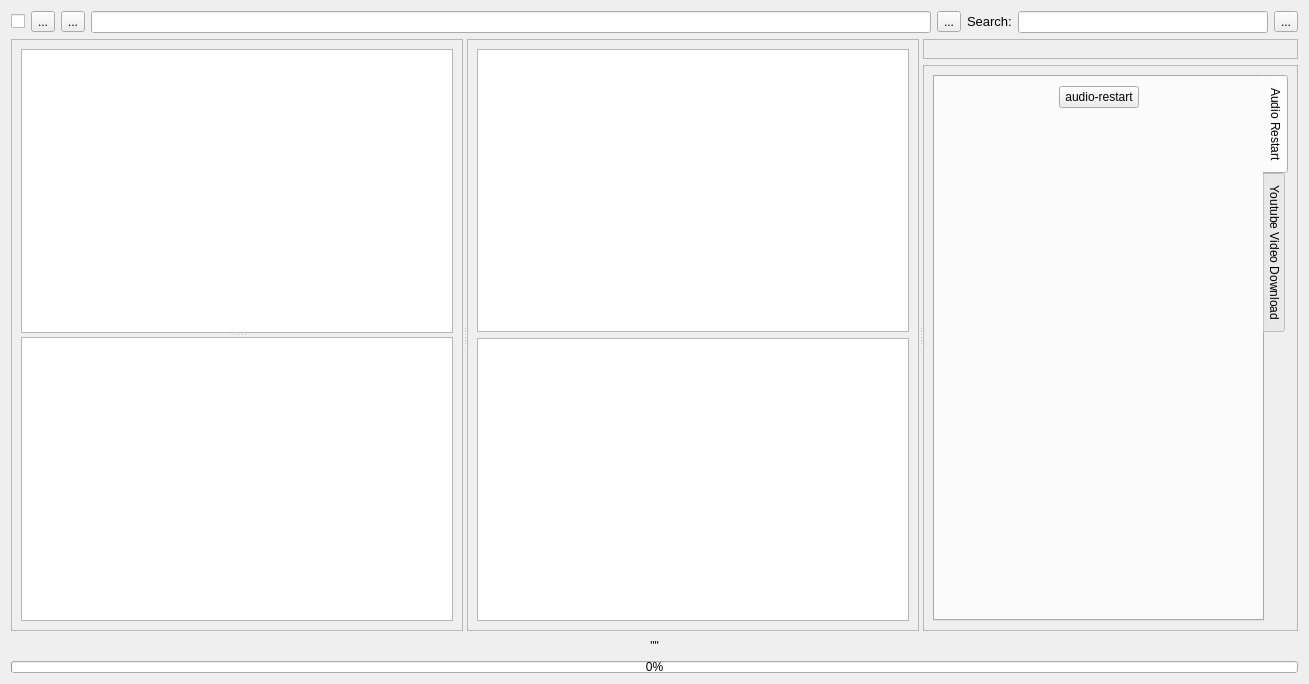
Old version of the form files_4.ui in the repository aumanimationstudios/Files.
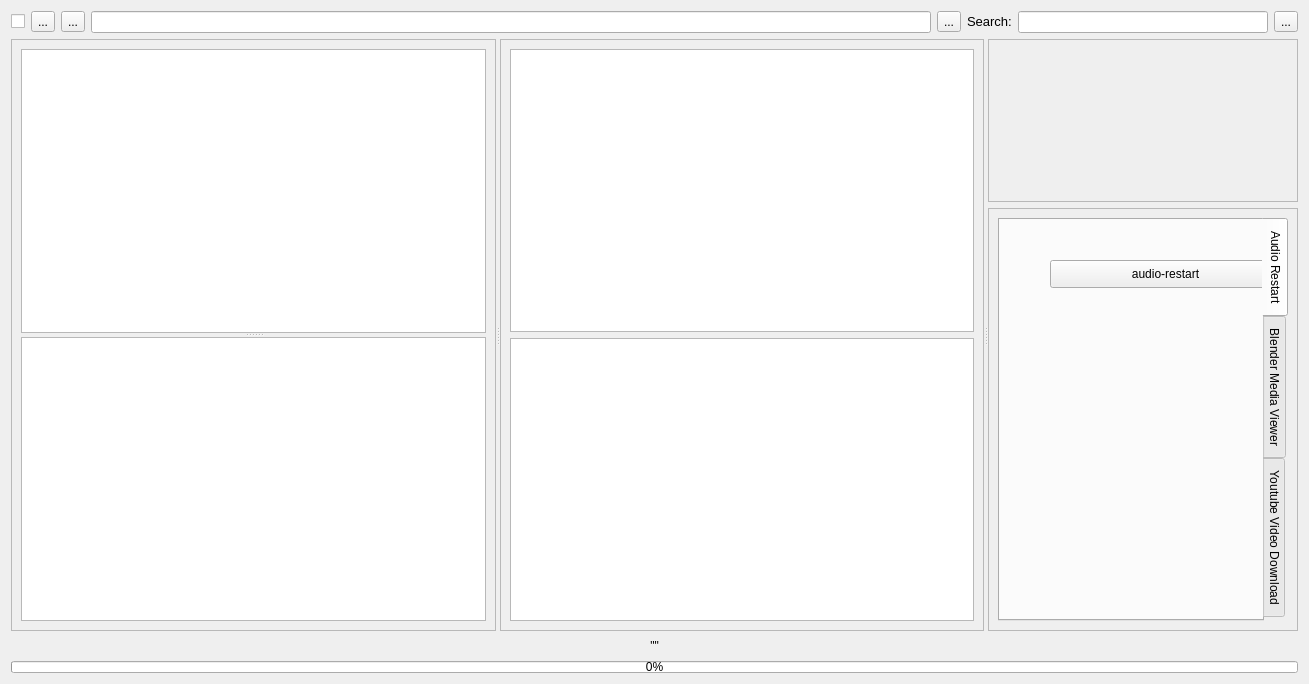
New version of the form.

The edit to the form file:
```diff
--- a/files_4.ui
+++ b/files_4.ui
@@ -165,15 +165,6 @@
    </item>
    <item row="1" column="0">
     <widget class="QSplitter" name="v_splitter1">
-     <property name="sizePolicy">
-      <sizepolicy hsizetype="MinimumExpanding" vsizetype="Preferred">
-       <horstretch>0</horstretch>
-       <verstretch>0</verstretch>
-      </sizepolicy>
-     </property>
-     <property name="frameShape">
-      <enum>QFrame::NoFrame</enum>
-     </property>
      <property name="orientation">
       <enum>Qt::Horizontal</enum>
      </property>
@@ -389,6 +380,9 @@
      </widget>
      <widget class="QWidget" name="layoutWidget">
       <layout class="QGridLayout" name="gridLayout">
+       <property name="sizeConstraint">
+        <enum>QLayout::SetDefaultConstraint</enum>
+       </property>
        <item row="1" column="0">
         <widget class="QFrame" name="toolsFrame">
          <property name="sizePolicy">
@@ -397,6 +391,12 @@
            <verstretch>0</verstretch>
           </sizepolicy>
          </property>
+         <property name="maximumSize">
+          <size>
+           <width>16777215</width>
+           <height>16777215</height>
+          </size>
+         </property>
          <property name="frameShape">
           <enum>QFrame::StyledPanel</enum>
          </property>
@@ -407,7 +407,7 @@
           <item row="0" column="0">
            <widget class="QTabWidget" name="tabWidget">
             <property name="sizePolicy">
-             <sizepolicy hsizetype="Expanding" vsizetype="Expanding">
+             <sizepolicy hsizetype="Preferred" vsizetype="Preferred">
               <horstretch>0</horstretch>
               <verstretch>0</verstretch>
              </sizepolicy>
@@ -418,62 +418,80 @@
             <property name="currentIndex">
              <number>0</number>
             </property>
+            <property name="elideMode">
+             <enum>Qt::ElideNone</enum>
+            </property>
+            <property name="usesScrollButtons">
+             <bool>false</bool>
+            </property>
+            <property name="documentMode">
+             <bool>false</bool>
+            </property>
+            <property name="tabsClosable">
+             <bool>false</bool>
+            </property>
+            <property name="movable">
+             <bool>true</bool>
+            </property>
+            <property name="tabBarAutoHide">
+             <bool>false</bool>
+            </property>
             <widget class="QWidget" name="audioRestartTab">
+             <property name="enabled">
+              <bool>true</bool>
+             </property>
              <attribute name="title">
               <string>Audio Restart</string>
              </attribute>
-             <layout class="QGridLayout" name="gridLayout_7">
-              <item row="0" column="0">
-               <layout class="QGridLayout" name="gridLayout_10">
-                <item row="2" column="1">
-                 <spacer name="verticalSpacer_2">
-                  <property name="orientation">
-                   <enum>Qt::Vertical</enum>
-                  </property>
-                  <property name="sizeHint" stdset="0">
-                   <size>
-                    <width>20</width>
-                    <height>40</height>
-                   </size>
-                  </property>
-                 </spacer>
-                </item>
-                <item row="1" column="1">
-                 <widget class="QPushButton" name="audioRestartButt">
-                  <property name="text">
-                   <string>audio-restart</string>
-                  </property>
-                 </widget>
-                </item>
-                <item row="1" column="2">
-                 <spacer name="horizontalSpacer_2">
-                  <property name="orientation">
-                   <enum>Qt::Horizontal</enum>
-                  </property>
-                  <property name="sizeHint" stdset="0">
-                   <size>
-                    <width>40</width>
-                    <height>20</height>
-                   </size>
-                  </property>
-                 </spacer>
-                </item>
-                <item row="1" column="0">
-                 <spacer name="horizontalSpacer">
-                  <property name="orientation">
-                   <enum>Qt::Horizontal</enum>
-                  </property>
-                  <property name="sizeHint" stdset="0">
-                   <size>
-                    <width>40</width>
-                    <height>20</height>
-                   </size>
-                  </property>
-                 </spacer>
-                </item>
-               </layout>
-              </item>
-             </layout>
+             <widget class="QPushButton" name="audioRestartButt">
+              <property name="geometry">
+               <rect>
+                <x>50</x>
+                <y>40</y>
+                <width>231</width>
+                <height>28</height>
+               </rect>
+              </property>
+              <property name="sizePolicy">
+               <sizepolicy hsizetype="MinimumExpanding" vsizetype="Fixed">
+                <horstretch>0</horstretch>
+                <verstretch>0</verstretch>
+               </sizepolicy>
+              </property>
+              <property name="focusPolicy">
+               <enum>Qt::NoFocus</enum>
+              </property>
+              <property name="text">
+               <string>audio-restart</string>
+              </property>
+             </widget>
+            </widget>
+            <widget class="QWidget" name="blenderTab">
+             <attribute name="title">
+              <string>Blender Media Viewer</string>
+             </attribute>
+             <widget class="QPushButton" name="blenderMediaViewerButt">
+              <property name="geometry">
+               <rect>
+                <x>40</x>
+                <y>40</y>
+                <width>241</width>
+                <height>28</height>
+               </rect>
+              </property>
+              <property name="sizePolicy">
+               <sizepolicy hsizetype="MinimumExpanding" vsizetype="Fixed">
+                <horstretch>0</horstretch>
+                <verstretch>0</verstretch>
+               </sizepolicy>
+              </property>
+              <property name="focusPolicy">
+               <enum>Qt::NoFocus</enum>
+              </property>
+              <property name="text">
+               <string>blender-media-viewer</string>
+              </property>
+             </widget>
             </widget>
             <widget class="QWidget" name="youtubeTab">
              <attribute name="title">
```
Left out of the diff: 299 changed lines with no effect on the pictures.
